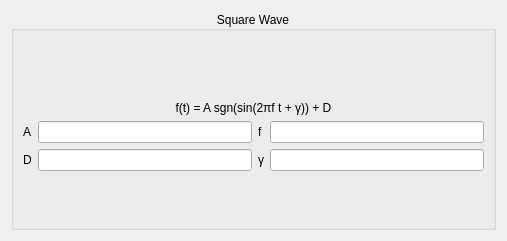
First picture: the form in src/ManeuverPlanner/VisualScripter/Waveforms/SquareWaveform.ui, repository theilem/uavGS, before the edit.
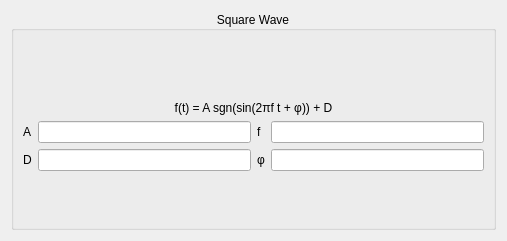
Second picture: the form after the edit.

What changed in the file:
```diff
--- a/src/ManeuverPlanner/VisualScripter/Waveforms/SquareWaveform.ui
+++ b/src/ManeuverPlanner/VisualScripter/Waveforms/SquareWaveform.ui
@@ -37,7 +37,7 @@
            </sizepolicy>
           </property>
           <property name="text">
-           <string>f(t) = A sgn(sin(2πf t + γ)) + D</string>
+           <string>f(t) = A sgn(sin(2πf t + φ)) + D</string>
           </property>
           <property name="alignment">
            <set>Qt::AlignCenter</set>
@@ -124,7 +124,7 @@
              </sizepolicy>
             </property>
             <property name="text">
-             <string>γ</string>
+             <string>φ</string>
             </property>
            </widget>
           </item>
```
